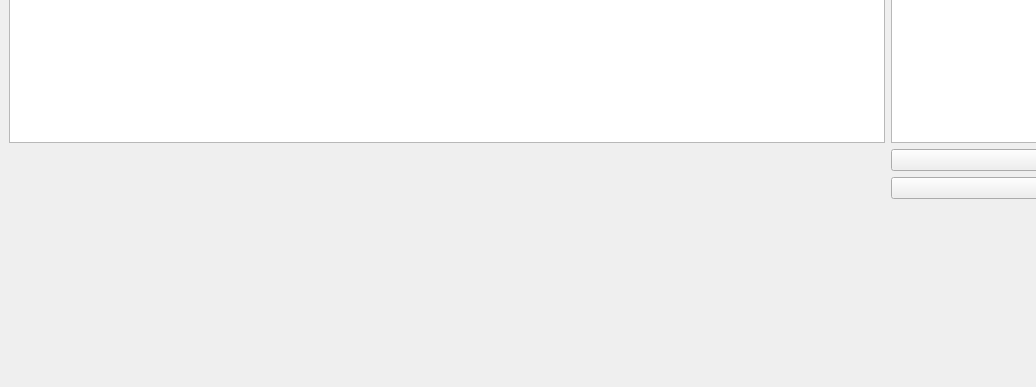
mariakalendarova/TravellingSalesmanProblem, file mainwindow.ui: the form before one commit; both pictures show x 0 to 1036 and y 490 to 877 of the 1278 by 877 pixel window.
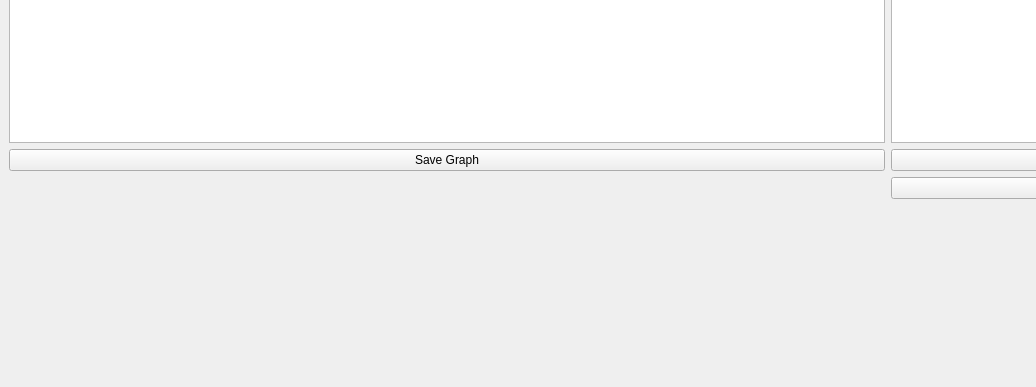
The form after the commit.

Diff of the .ui file:
```diff
--- a/mainwindow.ui
+++ b/mainwindow.ui
@@ -93,6 +93,13 @@
       </property>
      </widget>
     </item>
+    <item row="9" column="0" colspan="4">
+     <widget class="QPushButton" name="saveGraphButton">
+      <property name="text">
+       <string>Save Graph</string>
+      </property>
+     </widget>
+    </item>
    </layout>
   </widget>
   <widget class="QMenuBar" name="menubar">
```
Left out of the diff: 2 changed lines with no effect on the pictures.
